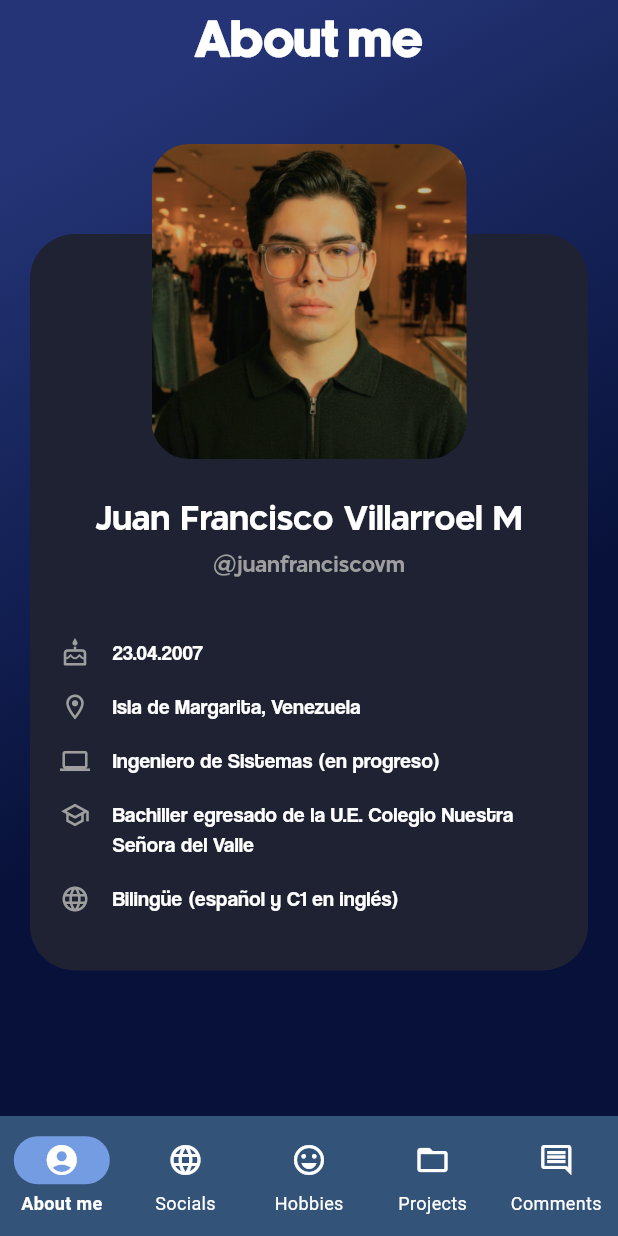
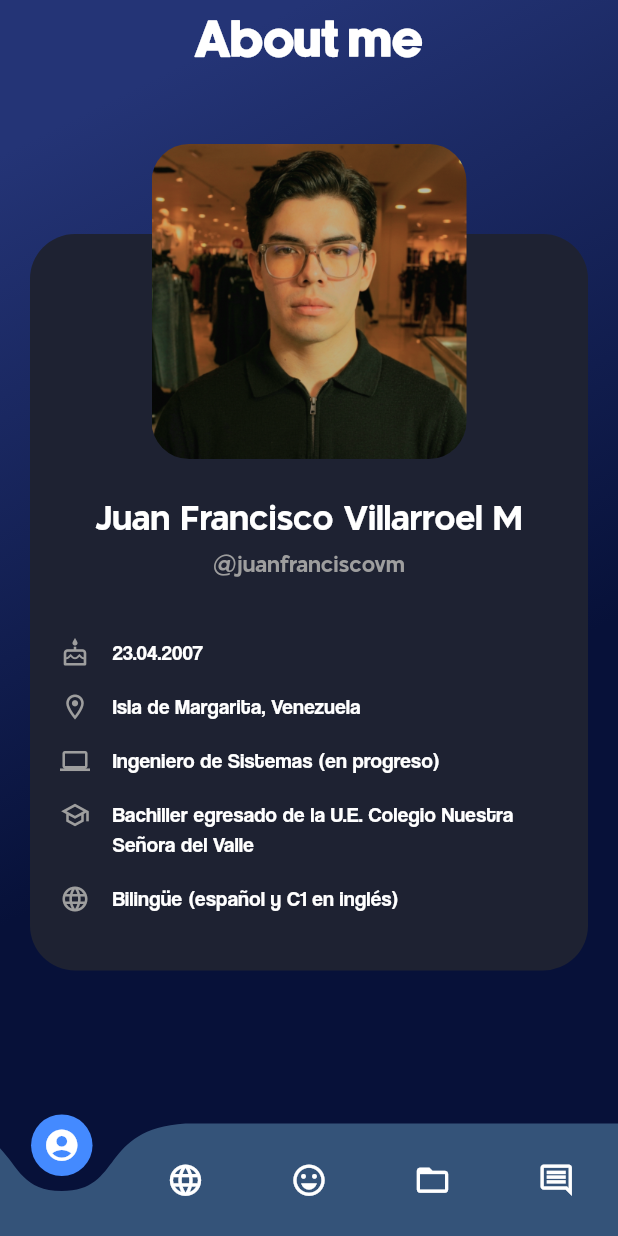
Before and after one commit to juanfranciscovm/portafolio_juan, a Flutter app: the screen it shows after launch, on a phone screen of 412 x 824 dp. Run offline on Flutter 3.47's test engine with Material 3 defaults, Android fonts, the phone set to English and light mode, and no system bars; drawn by our look-alikes of curved_navigation_bar; network calls fail.

Commit message:
add: agregado el diseño de la pantalla de projects y agregada la plantilla de la card para esa pantalla (sujeto a modificaciones luego para que se vea más estética y bonita).
replace: se reemplazó la navbar por una dependencia con una navbar MUCHO más bonita y con animación de ola al seleccionar entre pantallas. (quedó genial 🙂‍↕️).

```diff
--- a/lib/screens/comments.dart
+++ b/lib/screens/comments.dart
@@ -71,13 +71,14 @@ class _CommentsState extends State<Comments> {
                   "Leave a\ncomment!",
                   textAlign: TextAlign.center,
                   style: TextStyle(
+                    fontFamily: "Newake",
                     color: Colors.white,
                     fontSize: 36,
                     fontWeight: FontWeight.bold,
                   ),
                 ),
 
-                const SizedBox(height: 60),
+                const SizedBox(height: 40),
 
                 InputTemplate(
                   labelTextValue: "Nombre",
--- a/lib/screens/navigator_screen.dart
+++ b/lib/screens/navigator_screen.dart
@@ -22,6 +22,8 @@ class _NavigatorState extends State<NavigatorScreen> {
   @override
   Widget build(BuildContext context) {
     return Scaffold(
+      extendBody: true,
+      backgroundColor: const Color.fromARGB(255, 7, 17, 57),
       body: Container(
         decoration: BoxDecoration(
           gradient: LinearGradient(
--- a/lib/widgets/nav_bar.dart
+++ b/lib/widgets/nav_bar.dart
@@ -1,3 +1,4 @@
+import 'package:curved_navigation_bar/curved_navigation_bar.dart';
 import 'package:flutter/material.dart';
 
 class NavBar extends StatelessWidget {
@@ -9,58 +10,47 @@ class NavBar extends StatelessWidget {
 
   @override
   Widget build(BuildContext context) {
-    return NavigationBarTheme(
-      data: NavigationBarThemeData(
-        labelTextStyle: WidgetStateProperty.resolveWith((states) {
-          if (states.contains(WidgetState.selected)) {
-            return const TextStyle(
+    return CurvedNavigationBar(
+      index: currentIndex,
+      height: 75,
+      backgroundColor: Colors.transparent,
+      color: const Color.fromARGB(255, 52, 83, 121),
+      buttonBackgroundColor: Colors.blueAccent,
+      animationDuration: const Duration(milliseconds: 350),
+      animationCurve: Curves.easeInOut,
+
+      items: [
+        Icon(
+          currentIndex == 0
+              ? Icons.account_circle_rounded
+              : Icons.account_circle_outlined,
           color: Colors.white,
-              fontSize: 12,
-              fontWeight: FontWeight.bold,
-            );
-          }
-          return const TextStyle(color: Colors.white, fontSize: 12);
-        }),
+          size: 25,
         ),
-      child: NavigationBar(
-        selectedIndex: currentIndex,
-        onDestinationSelected: onTap,
-        backgroundColor: const Color.fromARGB(255, 52, 83, 121),
-        indicatorColor: const Color.fromARGB(255, 116, 156, 227),
-        destinations: const [
-          NavigationDestination(
-            icon: Icon(Icons.account_circle_outlined, color: Colors.white),
-            selectedIcon: Icon(
-              Icons.account_circle_rounded,
+        Icon(
+          currentIndex == 1 ? Icons.language : Icons.language,
           color: Colors.white,
+          size: 25,
         ),
-            label: 'About me',
+        Icon(
+          currentIndex == 2
+              ? Icons.emoji_emotions_rounded
+              : Icons.emoji_emotions_outlined,
+          color: Colors.white,
+          size: 25,
         ),
-          NavigationDestination(
-            icon: Icon(Icons.language, color: Colors.white),
-            selectedIcon: Icon(Icons.language, color: Colors.white),
-            label: 'Socials',
+        Icon(
+          currentIndex == 3 ? Icons.folder : Icons.folder_open_outlined,
+          color: Colors.white,
+          size: 25,
         ),
-          NavigationDestination(
-            icon: Icon(Icons.emoji_emotions_outlined, color: Colors.white),
-            selectedIcon: Icon(
-              Icons.emoji_emotions_rounded,
+        Icon(
+          currentIndex == 4 ? Icons.comment : Icons.comment_outlined,
           color: Colors.white,
-            ),
-            label: 'Hobbies',
-          ),
-          NavigationDestination(
-            icon: Icon(Icons.folder_open_outlined, color: Colors.white),
-            selectedIcon: Icon(Icons.folder, color: Colors.white),
-            label: 'Projects',
-          ),
-          NavigationDestination(
-            icon: Icon(Icons.comment_outlined, color: Colors.white),
-            selectedIcon: Icon(Icons.comment_rounded, color: Colors.white),
-            label: 'Comments',
+          size: 25,
         ),
       ],
-      ),
+      onTap: onTap,
     );
   }
 }
```
Also changed, not shown: lib/screens/projects.dart (+48 -1 lines), lib/widgets/card_template.dart (+54 -29 lines), lib/widgets/card_template_og.dart (added, +68 -0 lines), pubspec.yaml (+4 -11 lines), pubspec.lock. Lines whose indentation alone changed are shown as unchanged.
